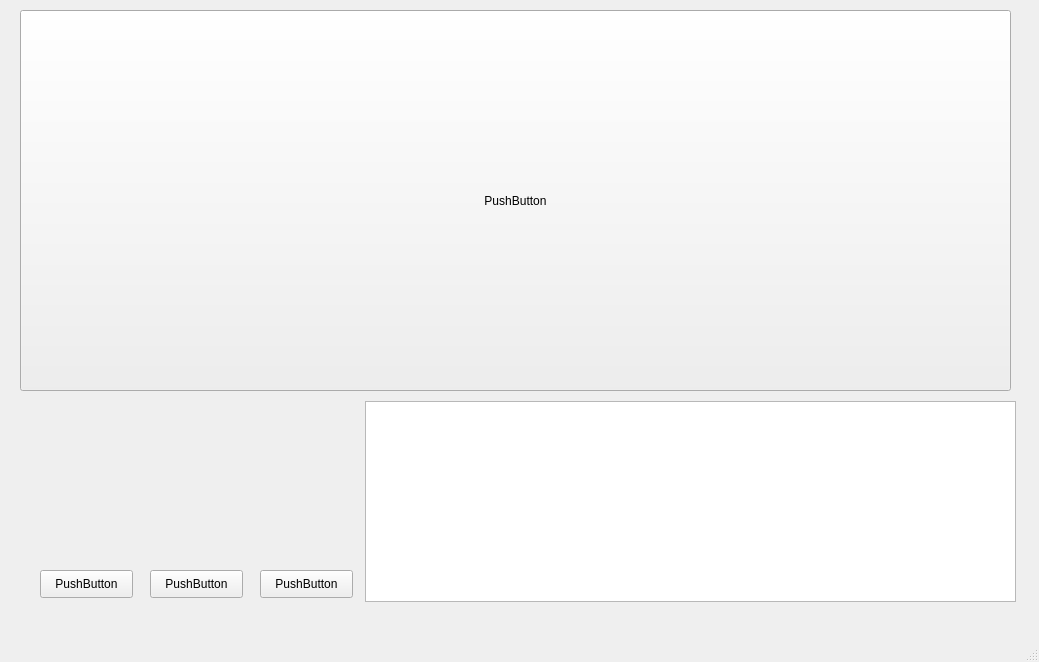
First picture: the form in mainwindow.ui, repository kapilavashtu/VX_engine, before the edit.
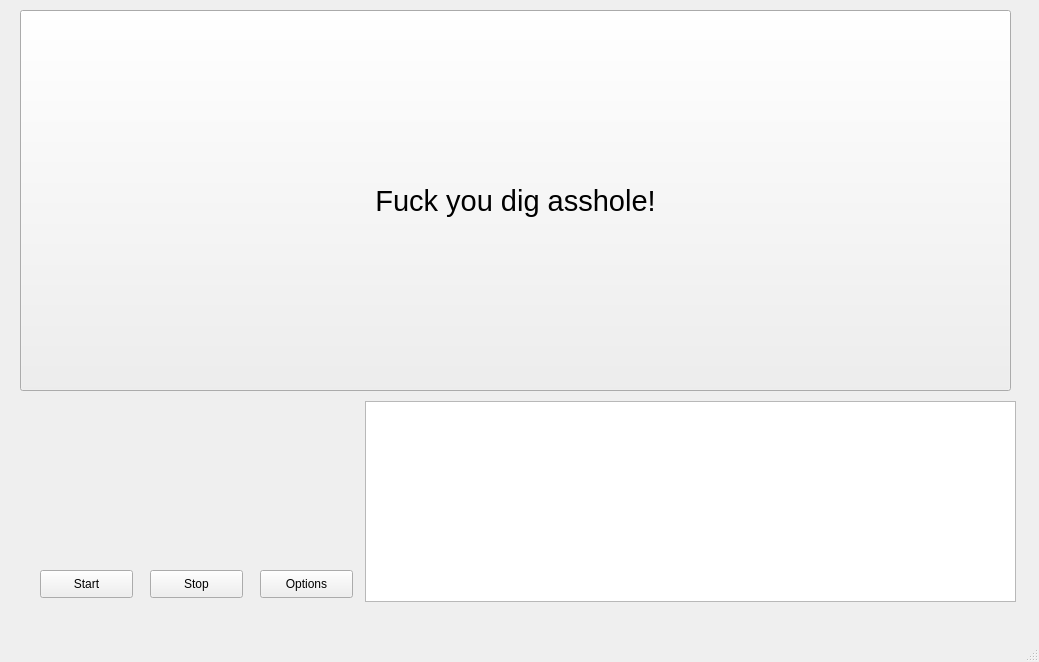
Second picture: the form after the edit.

The edit to the form file:
```diff
--- a/mainwindow.ui
+++ b/mainwindow.ui
@@ -23,8 +23,13 @@
       <height>381</height>
      </rect>
     </property>
+    <property name="font">
+     <font>
+      <pointsize>22</pointsize>
+     </font>
+    </property>
     <property name="text">
-     <string>PushButton</string>
+     <string>Fuck you dig asshole!</string>
     </property>
    </widget>
    <widget class="QPushButton" name="pushButton_2">
@@ -37,7 +42,7 @@
      </rect>
     </property>
     <property name="text">
-     <string>PushButton</string>
+     <string>Start</string>
     </property>
    </widget>
    <widget class="QPushButton" name="pushButton_3">
@@ -50,7 +55,7 @@
      </rect>
     </property>
     <property name="text">
-     <string>PushButton</string>
+     <string>Stop</string>
     </property>
    </widget>
    <widget class="QPushButton" name="pushButton_4">
@@ -63,7 +68,7 @@
      </rect>
     </property>
     <property name="text">
-     <string>PushButton</string>
+     <string>Options</string>
     </property>
    </widget>
    <widget class="QTextBrowser" name="textBrowser">
```
Left out of the diff: 8 changed lines with no effect on the pictures.
